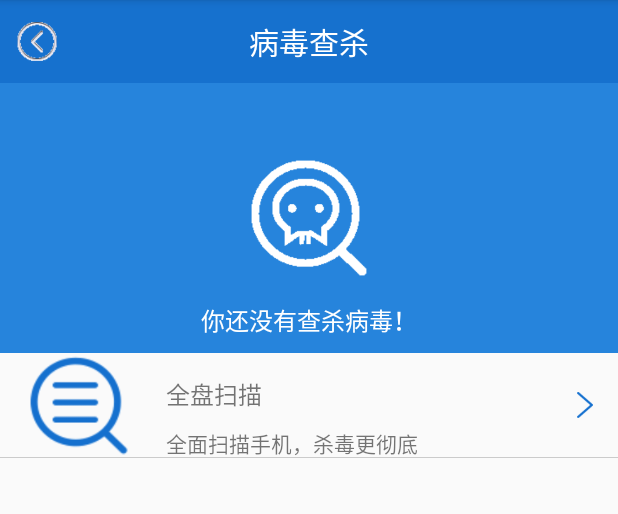
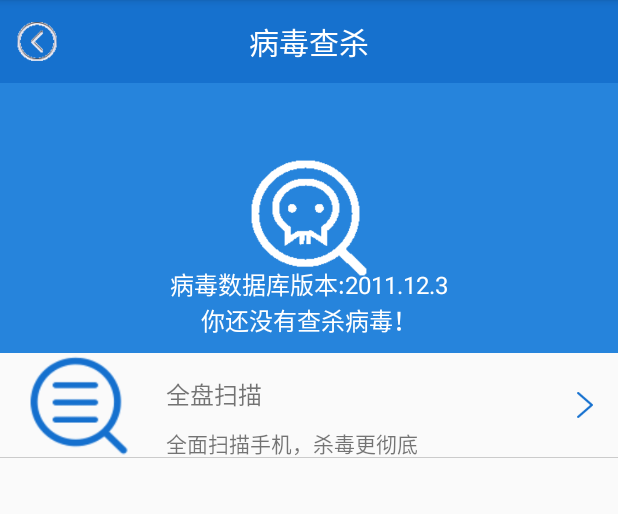
Before and after one commit to 07160710/MobileGuard, an Android app: the VirusScanActivity screen opened directly, with no data from a screen before it, on a phone screen of 412 x 824 dp, the part 84-598 px from its top. Run offline under Robolectric (Android 15) with nearby library versions, the phone set to English and light mode, and no system bars.

Commit message:
只做了一个显示病毒库版本的东西。。。。

```diff
--- a/app/src/main/java/cn/edu/gdmec/android/mobileguard/m5virusscan/VirusScanActivity.java
+++ b/app/src/main/java/cn/edu/gdmec/android/mobileguard/m5virusscan/VirusScanActivity.java
@@ -14,10 +14,12 @@ import java.io.FileOutputStream;
 import java.io.InputStream;
 
 import cn.edu.gdmec.android.mobileguard.R;
+import cn.edu.gdmec.android.mobileguard.m5virusscan.dao.AntiVirusDao;
 
 public class VirusScanActivity extends AppCompatActivity implements View.OnClickListener{
     private TextView mLastTimeTV;
     private SharedPreferences mSP;
+    private TextView mVersionTV;
 
     @Override
     protected void onCreate(Bundle savedInstanceState) {
@@ -32,8 +34,13 @@ public class VirusScanActivity extends AppCompatActivity implements View.OnClick
     protected void onResume() {
         String string = mSP.getString("lastVirusScan","你还没有查杀病毒！");
         mLastTimeTV.setText(string);
+        AntiVirusDao dao = new AntiVirusDao(VirusScanActivity.this);
+        String virusVersion = dao.getVirusVersion();
+        mVersionTV = (TextView) findViewById(R.id.tv_version);
+        mVersionTV.setText("病毒数据库版本:"+virusVersion);
         super.onResume();
     }
+
     private void copyDB(final String dbname){
         new Thread(){
             public void run(){
@@ -79,4 +86,5 @@ public class VirusScanActivity extends AppCompatActivity implements View.OnClick
                 break;
         }
     }
+
 }
--- a/app/src/main/java/cn/edu/gdmec/android/mobileguard/m5virusscan/dao/AntiVirusDao.java
+++ b/app/src/main/java/cn/edu/gdmec/android/mobileguard/m5virusscan/dao/AntiVirusDao.java
@@ -26,4 +26,15 @@ public class AntiVirusDao {
         db.close();
         return desc;
     }
+    public String getVirusVersion(){
+        String virusVersion = "";
+        SQLiteDatabase db = SQLiteDatabase.openDatabase(dbname, null, SQLiteDatabase.OPEN_READONLY);
+        Cursor cursor = db.rawQuery("select major||'.'||minor||'.'||build from version",null);
+        if (cursor.moveToNext()) {
+            virusVersion = cursor.getString(0);
+        }
+        cursor.close();
+        db.close();
+        return virusVersion;
+    }
 }
--- a/app/src/main/res/layout/activity_virus_scan.xml
+++ b/app/src/main/res/layout/activity_virus_scan.xml
@@ -15,6 +15,13 @@
             android:layout_height="80dp"
             android:layout_centerInParent="true"
             android:background="@drawable/virusscan_icon"/>
+        <TextView
+            android:id="@+id/tv_version"
+            style="@style/textview16sp"
+            android:layout_centerHorizontal="true"
+            android:text="病毒数据库版本:"
+            android:layout_above="@+id/tv_lastscantime"
+            android:textColor="@color/white"/>
         <TextView
             android:id="@+id/tv_lastscantime"
             style="@style/textview16sp"
```
